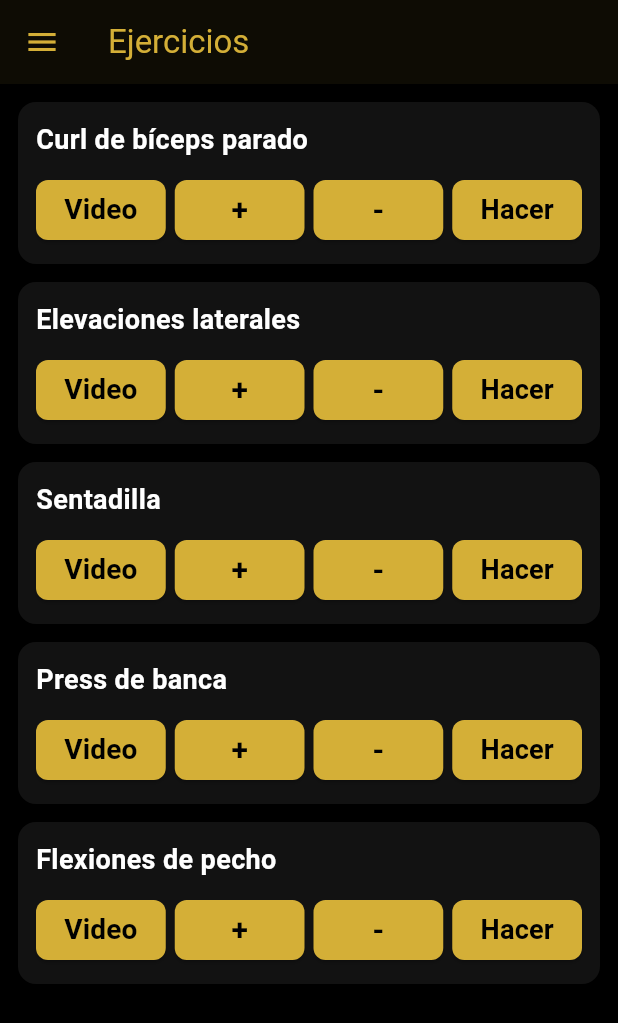
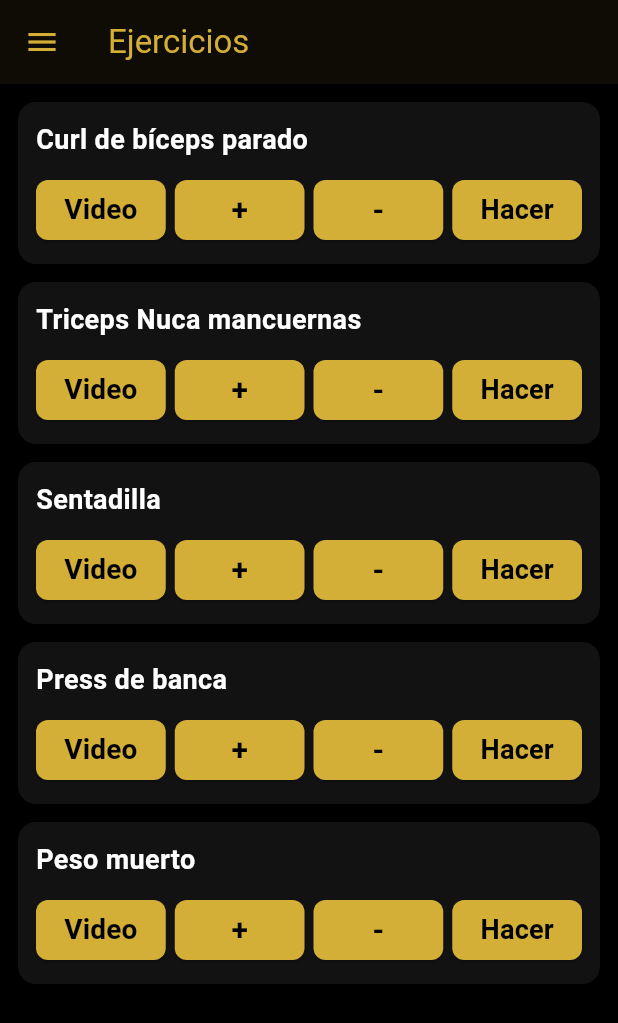
Before and after one commit to AleSzew/PF_Programacion_5C_G3, a Flutter app: the Ejercicios screen opened by its route, on a phone screen of 412 x 824 dp. Shown: the top 1023 px of the screen. Run offline on Flutter 3.47's test engine with Material 3 defaults, Android fonts, the phone set to English and light mode, and no system bars; our stand-ins replace go_router; missing offline and left inert: flutter_reactive_ble.

Commit message:
cambie 1 ejercicio, triceps, anda tood bien

```diff
--- a/codigo_aplicacion/lib/carrito_ejercicios.dart
+++ b/codigo_aplicacion/lib/carrito_ejercicios.dart
@@ -8,8 +8,8 @@ final List<Map<String, String>> listaEjercicios = [
   },
   {
     'id': '2',
-    'nombre': 'Elevaciones laterales',
-    'video': 'https://www.youtube.com/watch?v=MwhnGYwxkS0',
+    'nombre': 'Triceps Nuca mancuernas',
+    'video': 'https://www.youtube.com/watch?v=EmhtA32fmcU',
   },
   {
     'id': '3',
@@ -23,8 +23,8 @@ final List<Map<String, String>> listaEjercicios = [
   },
   {
     'id': '5',
-    'nombre': 'Flexiones de pecho',
-    'video': 'https://www.youtube.com/watch?v=5HL5WY0WVJQ',
+    'nombre': 'Peso muerto',
+    'video': 'https://www.youtube.com/watch?v=0XL4cZR2Ink',
   },
 ];
 
```
Also changed, not shown: 1 other file.
